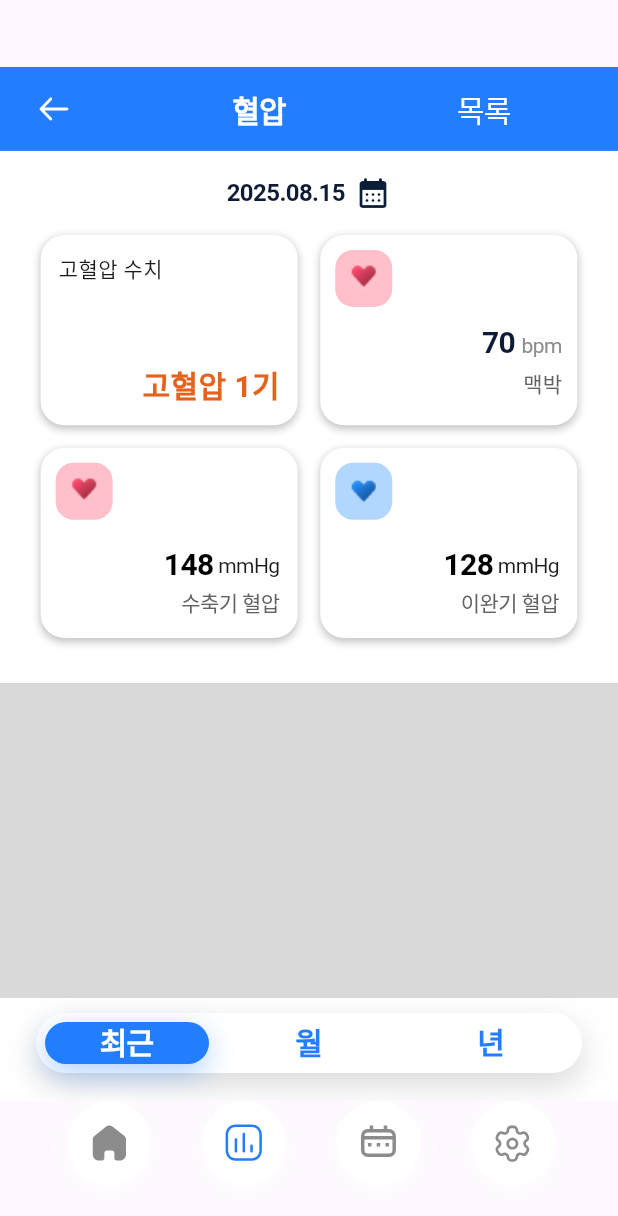
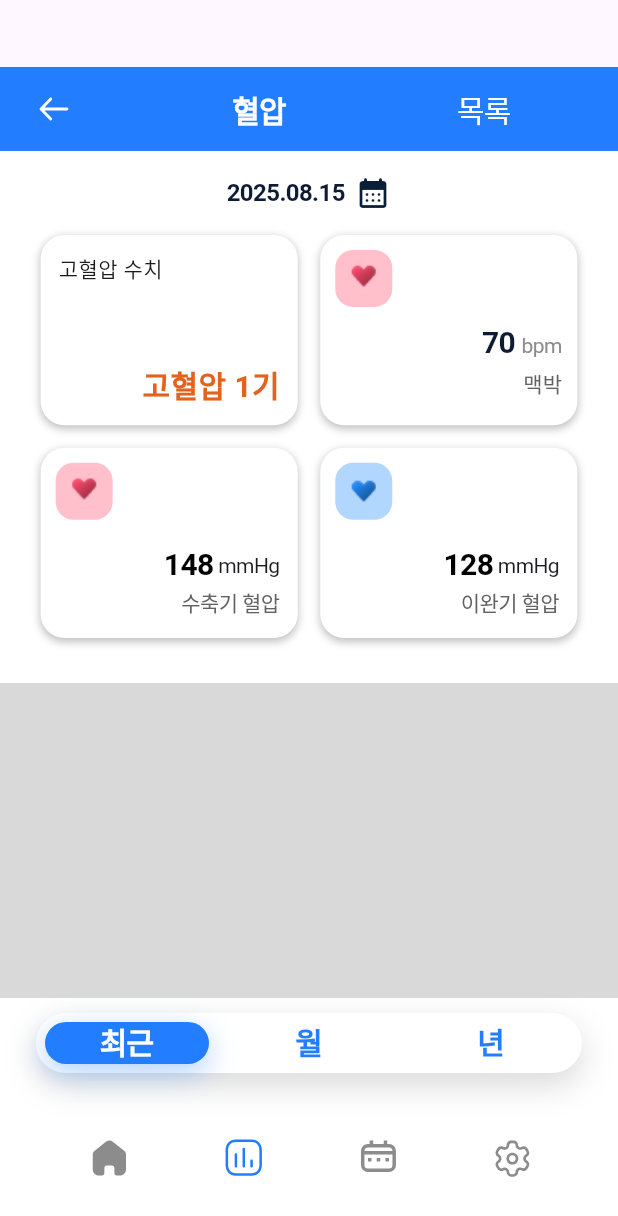
Before and after one commit to novellink-leedaeseung/novel_app, a Flutter app: the BloodPressureInfo screen opened by its route, on a phone screen of 412 x 824 dp. Shown: the top 1216 px of the screen. Run offline on Flutter 3.47's test engine with Material 3 defaults, Android fonts, the phone set to English and light mode, and no system bars; our stand-ins replace flutter_screenutil, flutter_svg, go_router; Roboto replaces fonts that are missing (Pretendard); project files that could hold a hidden picture were left out.

Commit message:
하단바 패딩 수정

```diff
--- a/lib/screen/blood-pressure-info.dart
+++ b/lib/screen/blood-pressure-info.dart
@@ -87,8 +87,8 @@ class _BloodPressureInfoState extends State<BloodPressureInfo> {
             ),
           ),
 
-          const BottomBar(location: 'chart',),
-          const SizedBox(height: 34),
+          Container(color: Colors.white,child: const BottomBar(location: 'chart',)),
+          Container(color: Colors.white, height: 24),
         ],
       ),
     );
```
